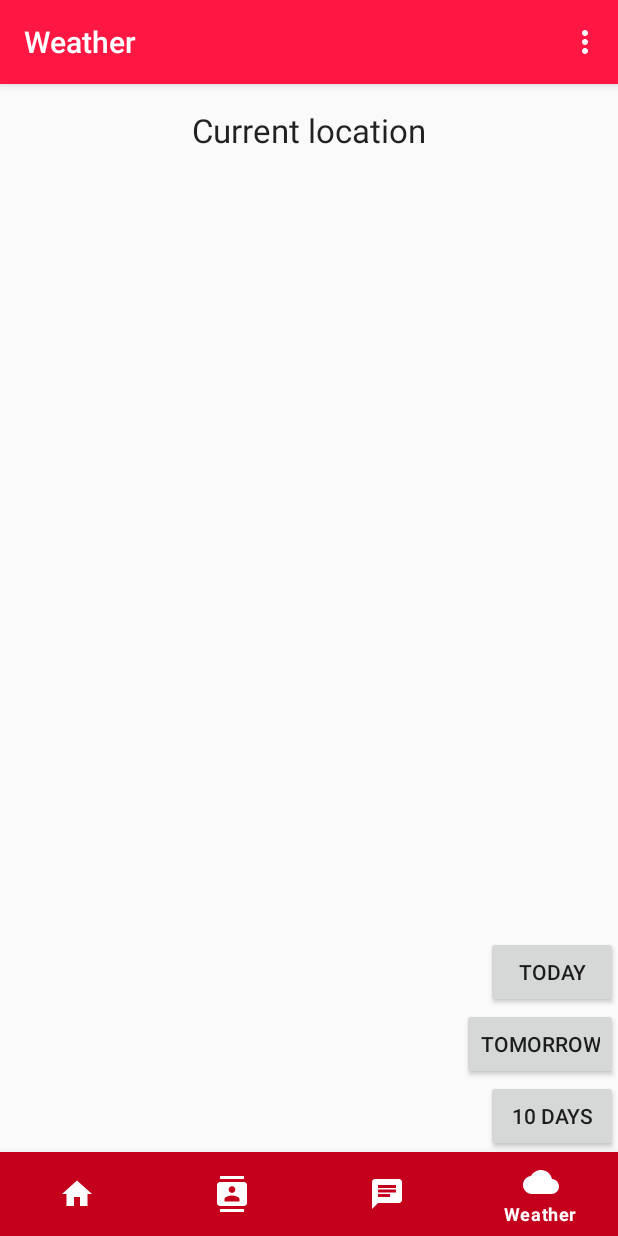
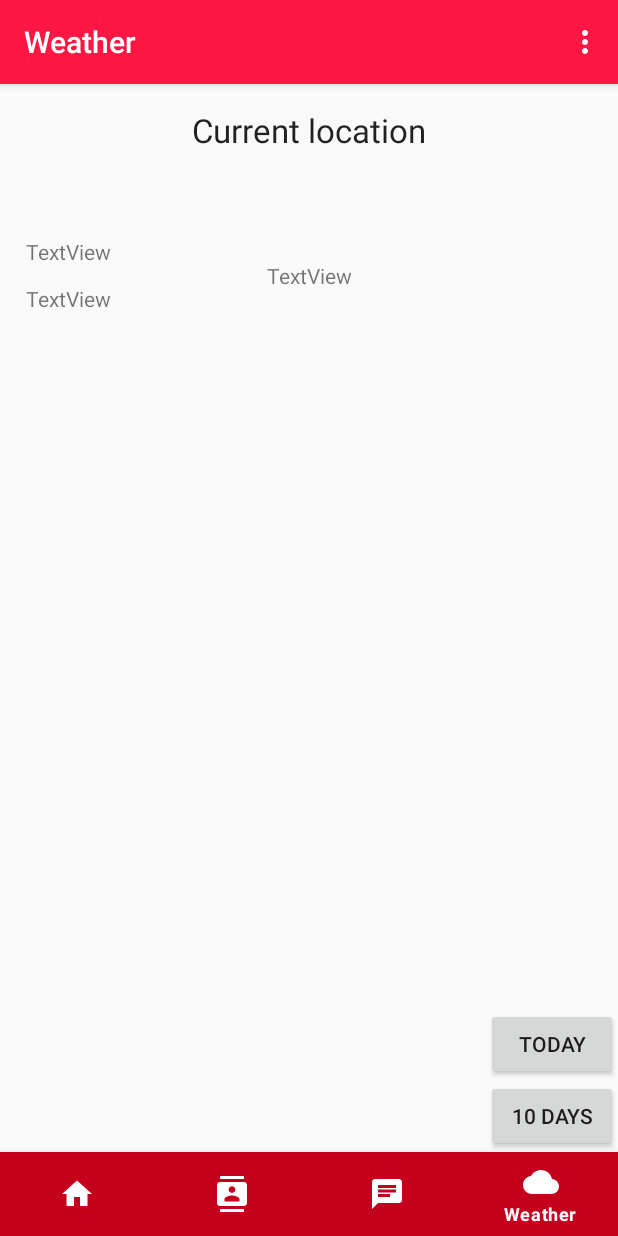
Before and after one commit to bjb1998/-Team-6-TCSS-450, an Android app: the WeatherFragment screen opened through its navigation route, on a phone screen of 412 x 824 dp. Run offline under Robolectric (Android 15) with nearby library versions, the phone set to English and light mode, and no system bars; our stand-ins replace Volley, navigation-ui; network calls fail; 4 statements that could not run were skipped.

Commit message:
Only source code

```diff
--- a/app/src/main/java/edu/uw/tcss450/group6App/ui/weather/WeatherFragment.java
+++ b/app/src/main/java/edu/uw/tcss450/group6App/ui/weather/WeatherFragment.java
@@ -150,7 +150,7 @@ public class WeatherFragment extends Fragment {
         binding.sunrise.setText("");
         binding.sunset.setText("");
         binding.temperature.setText("");
-        binding.location.setText("");
+        //binding.location.setText("");
         binding.description.setText("");
 
     }
@@ -211,7 +211,9 @@ public class WeatherFragment extends Fragment {
         try {
             final JSONArray arr = result.getJSONArray("data");
             final JSONObject obj = arr.getJSONObject(0);
-            Log.d("THE WEATHER", obj.toString());
+            final JSONObject obj2 = arr.getJSONObject(1);
+            Log.d("THE WEATHER 1", obj.toString());
+            Log.d("THE WEATHER 2", obj2.toString());
         } catch (final JSONException e) {
             e.printStackTrace();
         }
--- a/app/src/main/res/layout/fragment_weather.xml
+++ b/app/src/main/res/layout/fragment_weather.xml
@@ -8,23 +8,12 @@
     tools:context=".ui.weather.WeatherFragment">
 
     <TextView
-        android:id="@+id/textView"
-        android:layout_width="0dp"
-        android:layout_height="0dp"
-        app:layout_constraintBottom_toBottomOf="parent"
-        app:layout_constraintEnd_toEndOf="parent"
-        app:layout_constraintHorizontal_bias="0.0"
-        app:layout_constraintStart_toStartOf="parent"
-        app:layout_constraintTop_toTopOf="parent"
-        app:layout_constraintVertical_bias="0.0" />
-
-    <TextView
         android:id="@+id/text_label"
         android:layout_width="wrap_content"
         android:layout_height="wrap_content"
         android:layout_marginTop="16dp"
+        android:text="@string/label_location"
         android:textAppearance="@style/TextAppearance.AppCompat.Large"
-        android:text="@string/label_location"
         app:layout_constraintEnd_toEndOf="parent"
         app:layout_constraintStart_toStartOf="parent"
         app:layout_constraintTop_toTopOf="parent" />
@@ -112,16 +101,12 @@
         android:layout_height="wrap_content"
         android:text="@string/today"
         android:visibility="visible"
-        app:layout_constraintBottom_toTopOf="@+id/tomorrow_button"
-        app:layout_constraintEnd_toEndOf="parent" />
-
-    <Button
-        android:id="@+id/tomorrow_button"
-        android:layout_width="wrap_content"
-        android:layout_height="wrap_content"
-        android:text="@string/tomorrow"
         app:layout_constraintBottom_toTopOf="@+id/ten_days_button"
-        app:layout_constraintEnd_toEndOf="parent" />
+        app:layout_constraintEnd_toEndOf="parent"
+        app:layout_constraintHorizontal_bias="1.0"
+        app:layout_constraintStart_toStartOf="parent"
+        app:layout_constraintTop_toTopOf="parent"
+        app:layout_constraintVertical_bias="1.0" />
 
     <Button
         android:id="@+id/ten_days_button"
@@ -129,7 +114,62 @@
         android:layout_height="wrap_content"
         android:text="@string/_10_days"
         app:layout_constraintBottom_toBottomOf="parent"
-        app:layout_constraintEnd_toEndOf="parent" />
+        app:layout_constraintEnd_toEndOf="parent"
+        app:layout_constraintHorizontal_bias="1.0"
+        app:layout_constraintStart_toStartOf="parent" />
+
+    <androidx.constraintlayout.widget.ConstraintLayout
+        android:id="@+id/scrollView2"
+        android:layout_width="409dp"
+        android:layout_height="388dp"
+        app:layout_constraintBottom_toBottomOf="parent"
+        app:layout_constraintEnd_toEndOf="parent"
+        app:layout_constraintStart_toStartOf="parent"
+        app:layout_constraintTop_toTopOf="parent"
+        app:layout_constraintVertical_bias="0.303"
+        tools:ignore="SpeakableTextPresentCheck">
+
+        <androidx.constraintlayout.widget.ConstraintLayout
+            android:id="@+id/linearLayout"
+            android:layout_width="409dp"
+            android:layout_height="388dp"
+            app:layout_constraintEnd_toEndOf="parent"
+            app:layout_constraintStart_toStartOf="parent"
+            app:layout_constraintTop_toTopOf="parent">
+
+            <TextView
+                android:id="@+id/textView5"
+                android:layout_width="wrap_content"
+                android:layout_height="wrap_content"
+                android:layout_marginTop="12dp"
+                android:text="TextView"
+                app:layout_constraintEnd_toEndOf="parent"
+                app:layout_constraintHorizontal_bias="0.045"
+                app:layout_constraintStart_toStartOf="parent"
+                app:layout_constraintTop_toBottomOf="@+id/textView6" />
+
+            <TextView
+                android:id="@+id/textView6"
+                android:layout_width="wrap_content"
+                android:layout_height="wrap_content"
+                android:layout_marginTop="4dp"
+                android:text="TextView"
+                app:layout_constraintEnd_toEndOf="parent"
+                app:layout_constraintHorizontal_bias="0.045"
+                app:layout_constraintStart_toStartOf="parent"
+                app:layout_constraintTop_toTopOf="parent" />
+
+            <TextView
+                android:id="@+id/textView7"
+                android:layout_width="wrap_content"
+                android:layout_height="wrap_content"
+                android:layout_marginTop="20dp"
+                android:layout_marginEnd="176dp"
+                android:text="TextView"
+                app:layout_constraintEnd_toEndOf="parent"
+                app:layout_constraintTop_toTopOf="parent" />
+        </androidx.constraintlayout.widget.ConstraintLayout>
+    </androidx.constraintlayout.widget.ConstraintLayout>
 
 
 </androidx.constraintlayout.widget.ConstraintLayout>
```
